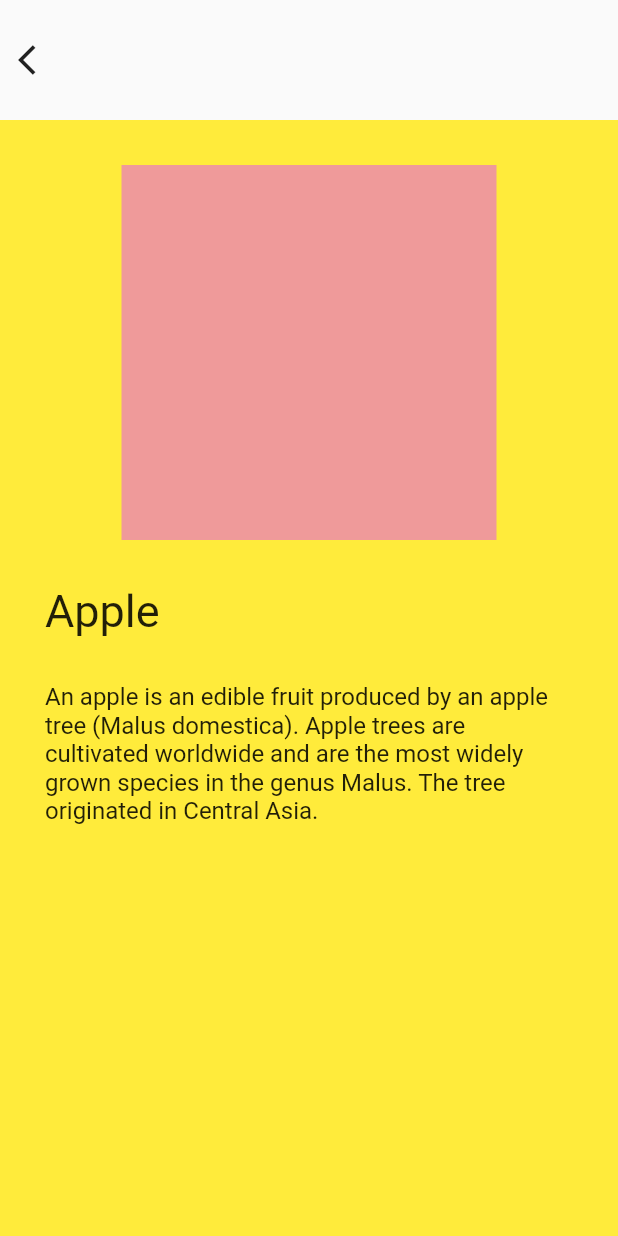
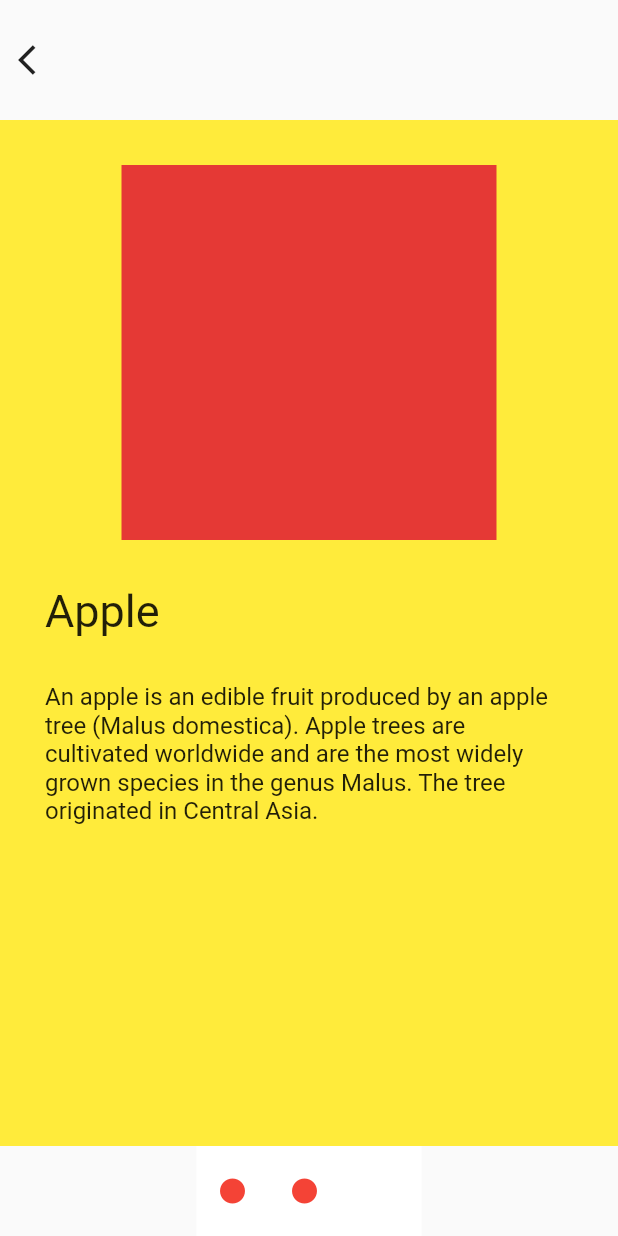
Before and after one commit to codingbbq/flutter_fruit_slider, a Flutter app: the FruitsPage screen opened by its route, on a phone screen of 412 x 824 dp. Run offline on Flutter 3.47's test engine with Material 2 defaults, Android fonts, the phone set to English and light mode, and no system bars.

```diff
--- a/lib/pages/fruits/apple_card.dart
+++ b/lib/pages/fruits/apple_card.dart
@@ -10,7 +10,7 @@ class AppleCard extends StatelessWidget {
           child: Container(
             width: 250,
             height: 250,
-              color: Colors.red[200],
+            color: Colors.red[600],
           ),
         ),
         SizedBox(
@@ -18,18 +18,14 @@ class AppleCard extends StatelessWidget {
         ),
         Text(
           "Apple",
-            style: TextStyle(
-              fontSize: 30.0
-            ),
+          style: TextStyle(fontSize: 30.0),
         ),
         SizedBox(
           height: 30.0,
         ),
         Text(
           "An apple is an edible fruit produced by an apple tree (Malus domestica). Apple trees are cultivated worldwide and are the most widely grown species in the genus Malus. The tree originated in Central Asia.",
-            style: TextStyle(
-              fontSize: 16.0
-            ),
+          style: TextStyle(fontSize: 16.0),
         )
       ],
     );
--- a/lib/pages/fruits/fruits_page.dart
+++ b/lib/pages/fruits/fruits_page.dart
@@ -8,8 +8,9 @@ class FruitsPage extends StatelessWidget {
       body: SafeArea(
         child: Column(
           children: <Widget>[
-            Header(),
-            Body(),
+            Header(), // The back button
+            Body(), // PageView Widget
+            Navigation() // Controlling the pageView widget
           ],
         ),
       ),
@@ -24,7 +25,7 @@ class Header extends StatelessWidget {
       child: Row(
         children: <Widget>[
           IconButton(
-            onPressed: (){
+            onPressed: () {
               Navigator.pop(context);
             },
             icon: Icon(Icons.arrow_back_ios),
@@ -35,21 +36,52 @@ class Header extends StatelessWidget {
   }
 }
 
+PageController controller = PageController();
+
 class Body extends StatelessWidget {
   @override
   Widget build(BuildContext context) {
     return Container(
         width: MediaQuery.of(context).size.width,
-      height: MediaQuery.of(context).size.height - 80,
+        height: MediaQuery.of(context).size.height - 140,
         color: Colors.yellow,
         padding: EdgeInsets.symmetric(vertical: 30.0, horizontal: 30.0),
         child: PageView(
+          controller: controller,
           scrollDirection: Axis.horizontal,
+          children: <Widget>[AppleCard(), AppleCard()],
+        ));
+  }
+}
+
+class Navigation extends StatelessWidget {
+  @override
+  Widget build(BuildContext context) {
+    return Container(
+      height: 60,
+      width: 150,
+      color: Colors.white,
+      child: Row(
+        mainAxisAlignment: MainAxisAlignment.start,
         children: <Widget>[
-            AppleCard(),
-            AppleCard()
+          IconButton(
+            icon: Icon(Icons.brightness_1),
+            onPressed: () {
+              controller.jumpToPage(2);
+            },
+            iconSize: 20,
+            color: Colors.red,
+          ),
+          IconButton(
+            icon: Icon(Icons.brightness_1),
+            onPressed: () {
+              controller.jumpToPage(1);
+            },
+            iconSize: 20,
+            color: Colors.red,
+          )
         ],
-        )
+      ),
     );
   }
 }
```
Lines whose indentation alone changed are shown as unchanged.
